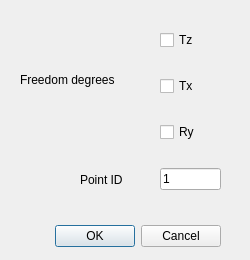
Haudkozaur/masterThesis, file addboundariesdialog.ui: the form before one commit.
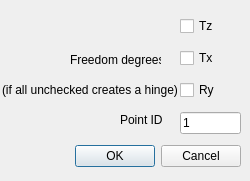
The form after the commit.

Patch:
```diff
--- a/addboundariesdialog.ui
+++ b/addboundariesdialog.ui
@@ -7,7 +7,7 @@
     <x>0</x>
     <y>0</y>
     <width>250</width>
-    <height>260</height>
+    <height>181</height>
    </rect>
   </property>
   <property name="windowTitle">
@@ -16,8 +16,8 @@
   <widget class="QDialogButtonBox" name="buttonBox">
    <property name="geometry">
     <rect>
-     <x>50</x>
-     <y>220</y>
+     <x>70</x>
+     <y>140</y>
      <width>171</width>
      <height>32</height>
     </rect>
@@ -32,10 +32,10 @@
   <widget class="QWidget" name="verticalLayoutWidget">
    <property name="geometry">
     <rect>
-     <x>160</x>
+     <x>180</x>
      <y>10</y>
      <width>61</width>
-     <height>201</height>
+     <height>131</height>
     </rect>
    </property>
    <layout class="QVBoxLayout" name="verticalLayout">
@@ -72,9 +72,9 @@
   <widget class="QLabel" name="label">
    <property name="geometry">
     <rect>
-     <x>20</x>
-     <y>70</y>
-     <width>121</width>
+     <x>70</x>
+     <y>50</y>
+     <width>91</width>
      <height>20</height>
     </rect>
    </property>
@@ -85,8 +85,8 @@
   <widget class="QLabel" name="label_2">
    <property name="geometry">
     <rect>
-     <x>80</x>
-     <y>170</y>
+     <x>120</x>
+     <y>110</y>
      <width>61</width>
      <height>20</height>
     </rect>
@@ -95,6 +95,19 @@
     <string>Point ID</string>
    </property>
   </widget>
+  <widget class="QLabel" name="label_3">
+   <property name="geometry">
+    <rect>
+     <x>2</x>
+     <y>80</y>
+     <width>181</width>
+     <height>20</height>
+    </rect>
+   </property>
+   <property name="text">
+    <string>(if all unchecked creates a hinge)</string>
+   </property>
+  </widget>
  </widget>
  <resources/>
  <connections>
```
